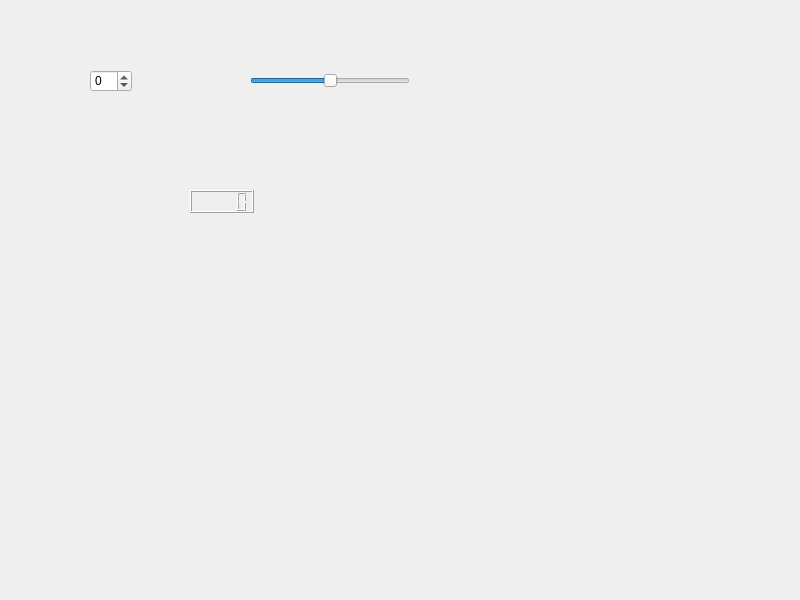
This is widget.ui in oscar940917/spinbox as Qt 5 draws it before an edit. The edited form follows.
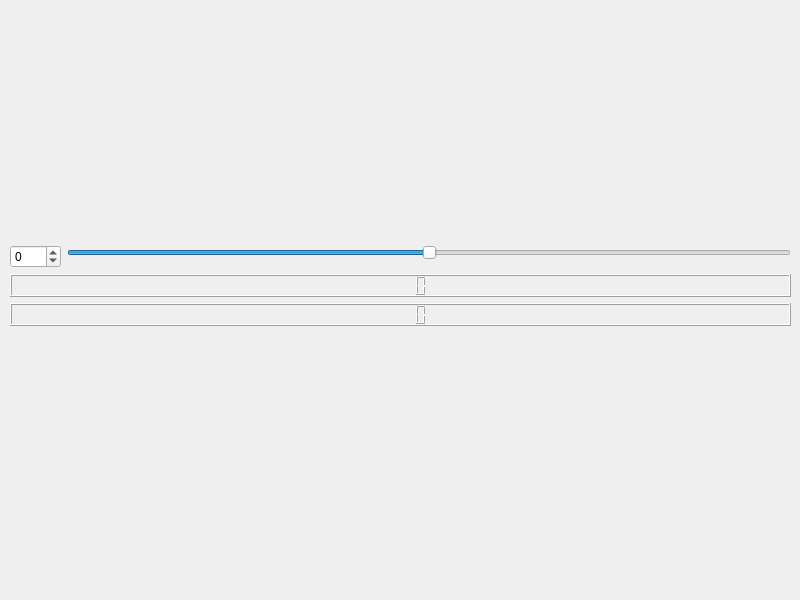
This is the edited form.

The edit to the form file:
```diff
--- a/widget.ui
+++ b/widget.ui
@@ -13,50 +13,88 @@
   <property name="windowTitle">
    <string>Widget</string>
   </property>
-  <widget class="QSpinBox" name="spinBox">
+  <widget class="QWidget" name="formLayoutWidget">
    <property name="geometry">
     <rect>
-     <x>90</x>
-     <y>70</y>
-     <width>42</width>
-     <height>22</height>
+     <x>0</x>
+     <y>0</y>
+     <width>801</width>
+     <height>571</height>
     </rect>
    </property>
-   <property name="minimum">
-    <number>-100</number>
-   </property>
-   <property name="maximum">
-    <number>100</number>
-   </property>
-  </widget>
-  <widget class="QSlider" name="horizontalSlider">
-   <property name="geometry">
-    <rect>
-     <x>250</x>
-     <y>70</y>
-     <width>160</width>
-     <height>22</height>
-    </rect>
-   </property>
-   <property name="minimum">
-    <number>-100</number>
-   </property>
-   <property name="maximum">
-    <number>100</number>
-   </property>
-   <property name="orientation">
-    <enum>Qt::Orientation::Horizontal</enum>
-   </property>
-  </widget>
-  <widget class="QLCDNumber" name="lcdNumber">
-   <property name="geometry">
-    <rect>
-     <x>190</x>
-     <y>190</y>
-     <width>64</width>
-     <height>23</height>
-    </rect>
-   </property>
+   <layout class="QFormLayout" name="formLayout">
+    <property name="leftMargin">
+     <number>10</number>
+    </property>
+    <property name="topMargin">
+     <number>10</number>
+    </property>
+    <property name="rightMargin">
+     <number>10</number>
+    </property>
+    <property name="bottomMargin">
+     <number>10</number>
+    </property>
+    <item row="0" column="1">
+     <spacer name="verticalSpacer_2">
+      <property name="orientation">
+       <enum>Qt::Orientation::Vertical</enum>
+      </property>
+      <property name="sizeHint" stdset="0">
+       <size>
+        <width>20</width>
+        <height>40</height>
+       </size>
+      </property>
+     </spacer>
+    </item>
+    <item row="1" column="0">
+     <widget class="QSpinBox" name="spinBox">
+      <property name="minimum">
+       <number>-100</number>
+      </property>
+      <property name="maximum">
+       <number>100</number>
+      </property>
+     </widget>
+    </item>
+    <item row="1" column="1">
+     <widget class="QSlider" name="horizontalSlider">
+      <property name="minimum">
+       <number>-100</number>
+      </property>
+      <property name="maximum">
+       <number>100</number>
+      </property>
+      <property name="orientation">
+       <enum>Qt::Orientation::Horizontal</enum>
+      </property>
+     </widget>
+    </item>
+    <item row="2" column="0" colspan="2">
+     <widget class="QLCDNumber" name="lcdNumber">
+      <property name="styleSheet">
+       <string notr="true">font: 36pt &quot;標楷體&quot;;</string>
+      </property>
+     </widget>
+    </item>
+    <item row="4" column="0" colspan="2">
+     <spacer name="verticalSpacer">
+      <property name="orientation">
+       <enum>Qt::Orientation::Vertical</enum>
+      </property>
+      <property name="sizeHint" stdset="0">
+       <size>
+        <width>20</width>
+        <height>40</height>
+       </size>
+      </property>
+     </spacer>
+    </item>
+    <item row="3" column="0" colspan="2">
+     <widget class="QLCDNumber" name="lcdNumber_2"/>
+    </item>
+   </layout>
   </widget>
  </widget>
  <resources/>
```
Left out of the diff: 64 changed lines with no effect on the pictures.
